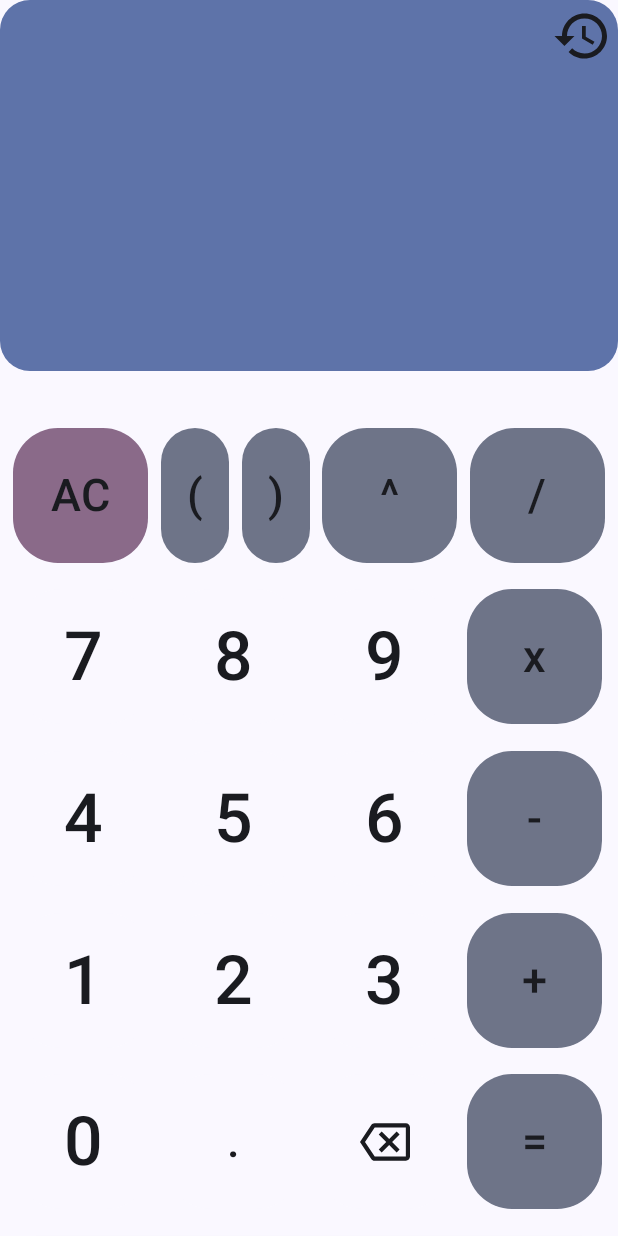
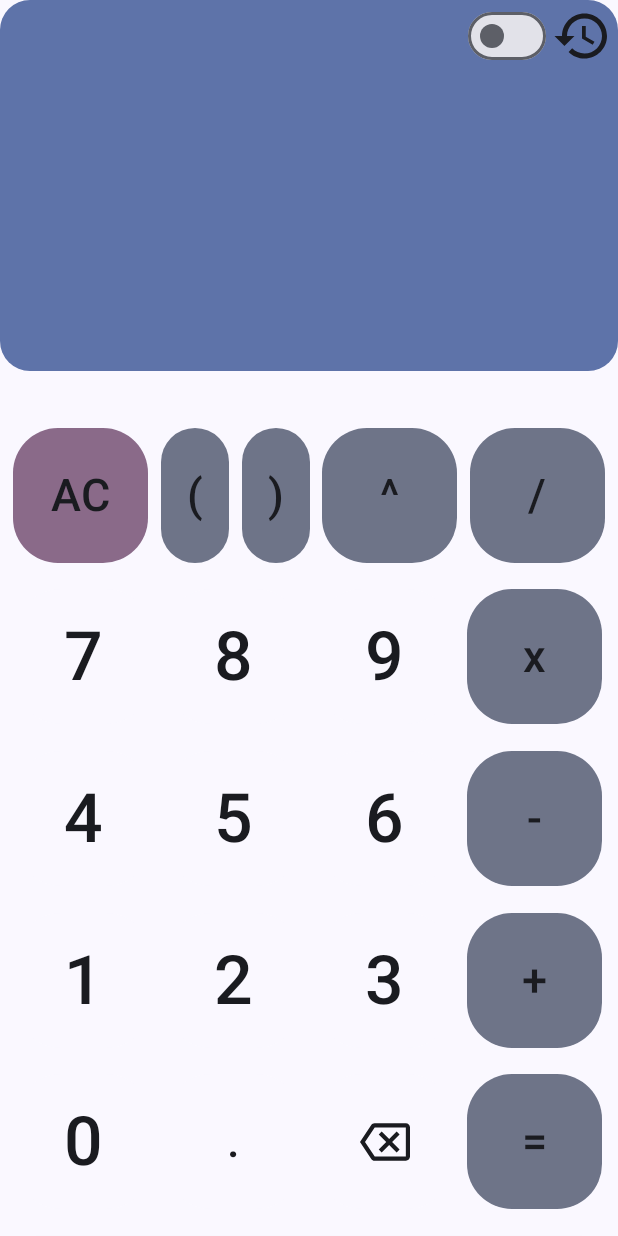
Before and after one commit to zaved707/Calculator, an Android app built with Jetpack Compose: the composable MainPage shown on its own in the app's theme, on a phone screen of 412 x 824 dp. Run offline under Robolectric (Android 15) with nearby library versions, the phone set to English and light mode, and no system bars; our stand-ins replace Dagger/Hilt's generated code; 4 statements that could not run were skipped.

Commit message:
added light dark theme functionality and  switch

```diff
--- a/app/build.gradle.kts
+++ b/app/build.gradle.kts
@@ -17,7 +17,7 @@ android {
         minSdk = 29
         targetSdk = 35
         versionCode = 1
-        versionName = "0.1"
+        versionName = "0.2"
 
         testInstrumentationRunner = "androidx.test.runner.AndroidJUnitRunner"
     }
--- a/app/src/main/java/com/zavedahmad/calculator/data/database/HistoryDatabase.kt
+++ b/app/src/main/java/com/zavedahmad/calculator/data/database/HistoryDatabase.kt
@@ -6,7 +6,8 @@ import androidx.room.Database
 import androidx.room.RoomDatabase
 
 
-@Database(entities = [HistoryEntity::class], version = 1)
+@Database(entities = [HistoryEntity::class, PreferencesEntity::class], version = 1)
 abstract class HistoryDatabase : RoomDatabase(){
     abstract fun historyDAO(): HistoryDAO
+    abstract fun preferencesDao(): PreferencesDao
 }
--- /dev/null
+++ b/app/src/main/java/com/zavedahmad/calculator/data/database/PreferencesDao.kt
@@ -0,0 +1,22 @@
+package com.zavedahmad.calculator.data.database
+
+import androidx.room.Dao
+import androidx.room.Query
+
+import androidx.room.Upsert
+import kotlinx.coroutines.flow.Flow
+
+@Dao
+interface PreferencesDao {
+    @Upsert
+    suspend fun updatePreference(preferencesEntity: PreferencesEntity)
+
+    @Query("SELECT * FROM PreferencesTable WHERE `key` = :key")
+    fun getPreferenceByKeySync(key: String): PreferencesEntity?
+
+    @Query("SELECT * FROM PreferencesTable")
+    fun getPreferencesAll(): Flow<List<PreferencesEntity>>
+
+    @Query("SELECT * FROM PreferencesTable WHERE `key` = :key")
+    fun getPreferenceByKey(key: String) : Flow<PreferencesEntity?>
+}
--- a/app/src/main/java/com/zavedahmad/calculator/ui/DisplayScreen.kt
+++ b/app/src/main/java/com/zavedahmad/calculator/ui/DisplayScreen.kt
@@ -4,6 +4,7 @@ import androidx.compose.foundation.background
 import androidx.compose.foundation.horizontalScroll
 import androidx.compose.foundation.layout.Arrangement
 import androidx.compose.foundation.layout.Column
+import androidx.compose.foundation.layout.Row
 import androidx.compose.foundation.layout.Spacer
 import androidx.compose.foundation.layout.fillMaxHeight
 import androidx.compose.foundation.layout.fillMaxWidth
@@ -18,11 +19,15 @@ import androidx.compose.material3.ExperimentalMaterial3Api
 import androidx.compose.material3.Icon
 import androidx.compose.material3.IconButton
 import androidx.compose.material3.MaterialTheme
+import androidx.compose.material3.Switch
 import androidx.compose.material3.Text
 import androidx.compose.runtime.Composable
 import androidx.compose.runtime.LaunchedEffect
 import androidx.compose.runtime.getValue
+import androidx.compose.runtime.mutableStateOf
+import androidx.compose.runtime.remember
 import androidx.compose.runtime.rememberCoroutineScope
+import androidx.compose.runtime.setValue
 import androidx.compose.ui.Alignment
 import androidx.compose.ui.Modifier
 import androidx.compose.ui.draw.clip
@@ -36,11 +41,15 @@ import kotlinx.coroutines.launch
 
 @Composable
 @OptIn(ExperimentalMaterial3Api::class)
-fun DisplayScreen(scaffoldState: BottomSheetScaffoldState, viewModel: MainPageViewModel){
+fun DisplayScreen(scaffoldState: BottomSheetScaffoldState, viewModel: MainPageViewModel) {
     val result by viewModel.result.collectAsStateWithLifecycle()
+    val theme by viewModel.theme.collectAsStateWithLifecycle()
     val scrollState = rememberScrollState()
     val expression by viewModel.expression.collectAsStateWithLifecycle()
-    val coroutineScope= rememberCoroutineScope()
+    val coroutineScope = rememberCoroutineScope()
+    val themeBoolean by remember(theme) {
+        mutableStateOf(theme == "Light")
+    }
     LaunchedEffect(expression) {
         scrollState.scrollTo(scrollState.maxValue)
     }
@@ -56,6 +65,16 @@ fun DisplayScreen(scaffoldState: BottomSheetScaffoldState, viewModel: MainPageVi
         horizontalAlignment = Alignment.End
 
     ) {
+        Row {
+            Text(theme)
+            Switch(checked = themeBoolean, onCheckedChange = { isChecked ->
+                if (isChecked) {
+                    viewModel.setThemePreferences("Light")
+                }else{
+                    viewModel.setThemePreferences("Dark")
+                }
+
+            })
             IconButton(onClick = { coroutineScope.launch { scaffoldState.bottomSheetState.expand() } }) {
                 Icon(
                     Icons.Default.History,
@@ -63,6 +82,8 @@ fun DisplayScreen(scaffoldState: BottomSheetScaffoldState, viewModel: MainPageVi
                     Modifier.size(50.dp)
                 )
             }
+        }
+
         Spacer(Modifier.height(20.dp))
 
         Text(
--- a/app/src/main/java/com/zavedahmad/calculator/ui/theme/Theme.kt
+++ b/app/src/main/java/com/zavedahmad/calculator/ui/theme/Theme.kt
@@ -39,19 +39,23 @@ fun CalculatorTheme(
     dynamicColor: Boolean = true,
     content: @Composable () -> Unit
 ) {
-    val colorScheme = when {
-        dynamicColor && Build.VERSION.SDK_INT >= Build.VERSION_CODES.S -> {
-            val context = LocalContext.current
-            if (darkTheme) dynamicDarkColorScheme(context) else dynamicLightColorScheme(context)
+    val colorScheme = if (dynamicColor && Build.VERSION.SDK_INT >= Build.VERSION_CODES.S) {
+        val context = LocalContext.current
+        if (darkTheme) {
+            dynamicDarkColorScheme(context)
+        } else {
+            dynamicLightColorScheme(context)
         }
-
-        darkTheme -> DarkColorScheme
-        else -> LightColorScheme
+    } else {
+        if (darkTheme) {
+            DarkColorScheme
+        } else {
+            LightColorScheme
+        }
     }
 
     MaterialTheme(
         colorScheme = colorScheme,
-        typography = Typography,
         content = content
     )
 }
```
Also changed, not shown: app/src/main/java/com/zavedahmad/calculator/MainActivity.kt (+30 -5 lines), app/src/main/java/com/zavedahmad/calculator/data/MainPageViewModel.kt (+45 -7 lines), app/src/main/java/com/zavedahmad/calculator/data/database/PreferencesEntity.kt (added, +11 -0 lines), app/src/main/java/com/zavedahmad/calculator/hiltModules/DatabaseModule.kt (+9 -3 lines). Lines whose indentation alone changed are shown as unchanged.
